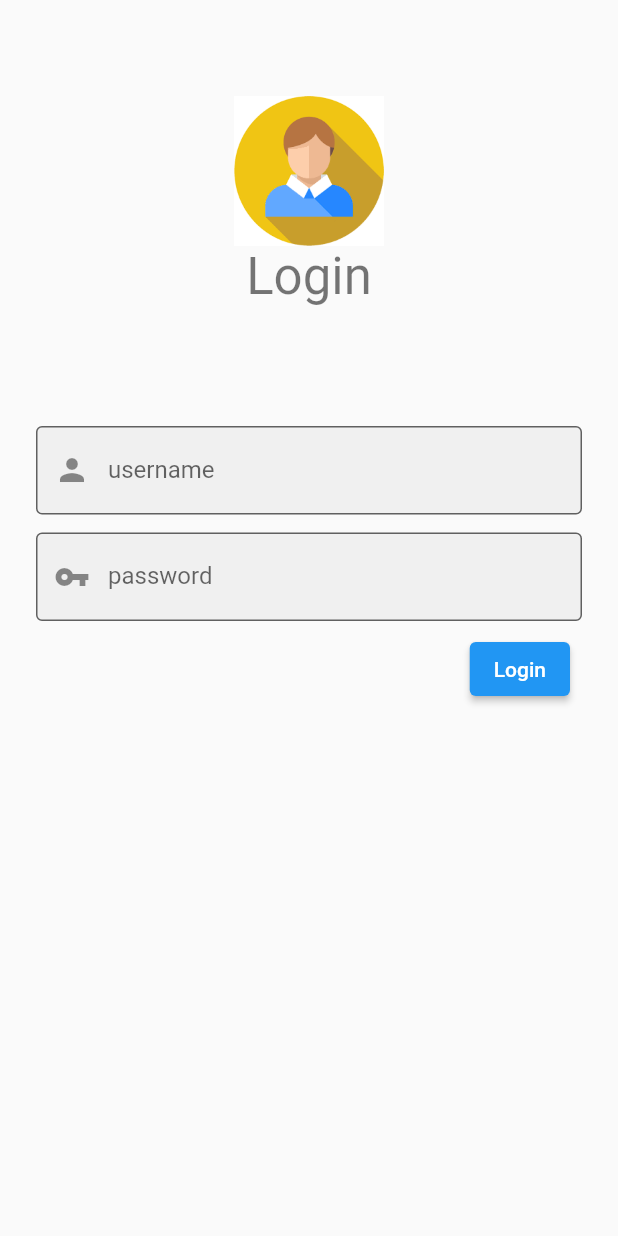
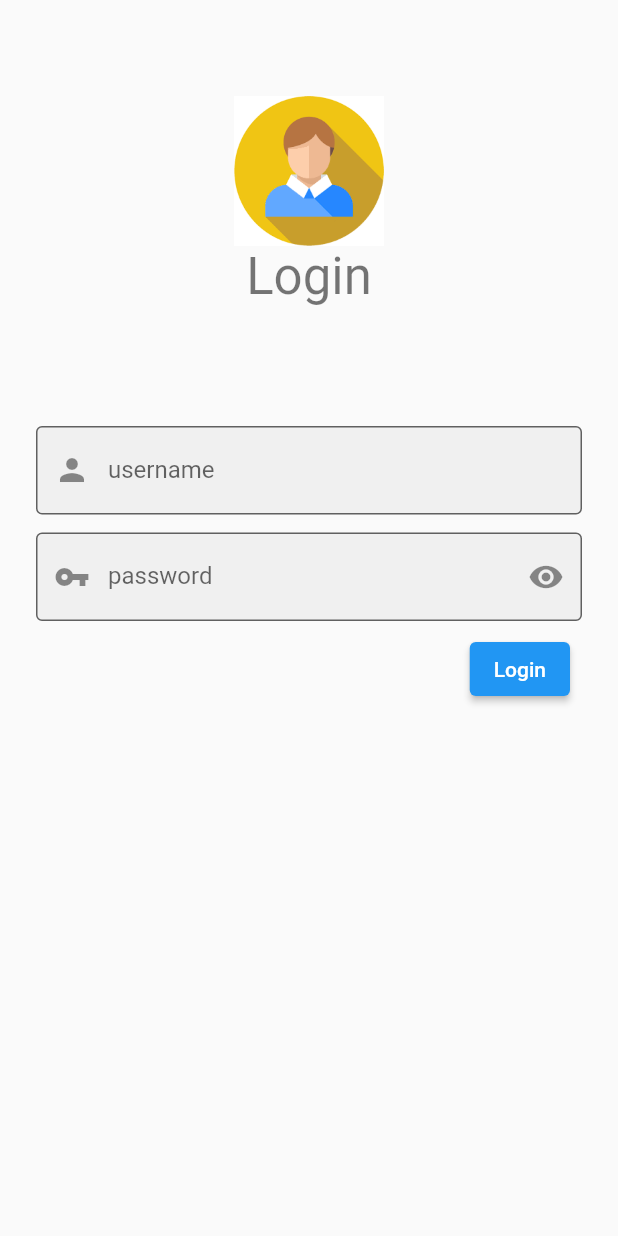
Before and after one commit to omer358/Login-Flutter-App, a Flutter app: the screen it shows after launch, on a phone screen of 412 x 824 dp. Run offline on Flutter 3.47's test engine with Material 2 defaults, Android fonts, the phone set to English and light mode, and no system bars.

```diff
--- a/lib/main.dart
+++ b/lib/main.dart
@@ -28,6 +28,7 @@ class MyHomePage extends StatefulWidget {
 }
 
 class _MyHomePageState extends State<MyHomePage> {
+  bool _IsVisiable = false;
   @override
   Widget build(BuildContext context) {
     return Scaffold(
@@ -67,14 +68,19 @@ class _MyHomePageState extends State<MyHomePage> {
             const SizedBox(
               height: 12.0,
             ),
-            const TextField(
+            TextField(
               decoration: InputDecoration(
-                border: OutlineInputBorder(),
-                prefixIcon: Icon(Icons.vpn_key),
+                border: const OutlineInputBorder(),
+                prefixIcon: const Icon(Icons.vpn_key),
+                suffixIcon: IconButton(
+                    icon: (_IsVisiable
+                        ? const Icon(Icons.visibility_off)
+                        : const Icon(Icons.visibility)),
+                    onPressed: _togglePasswordVisibilty),
                 labelText: "password",
                 filled: true,
               ),
-              obscureText: true,
+              obscureText: !_IsVisiable,
             ),
             ButtonBar(
               children: [
@@ -90,4 +96,14 @@ class _MyHomePageState extends State<MyHomePage> {
       ),
     );
   }
+
+  void _togglePasswordVisibilty() {
+    setState(() {
+      if (_IsVisiable) {
+        _IsVisiable = false;
+      } else {
+        _IsVisiable = true;
+      }
+    });
+  }
 }
```
